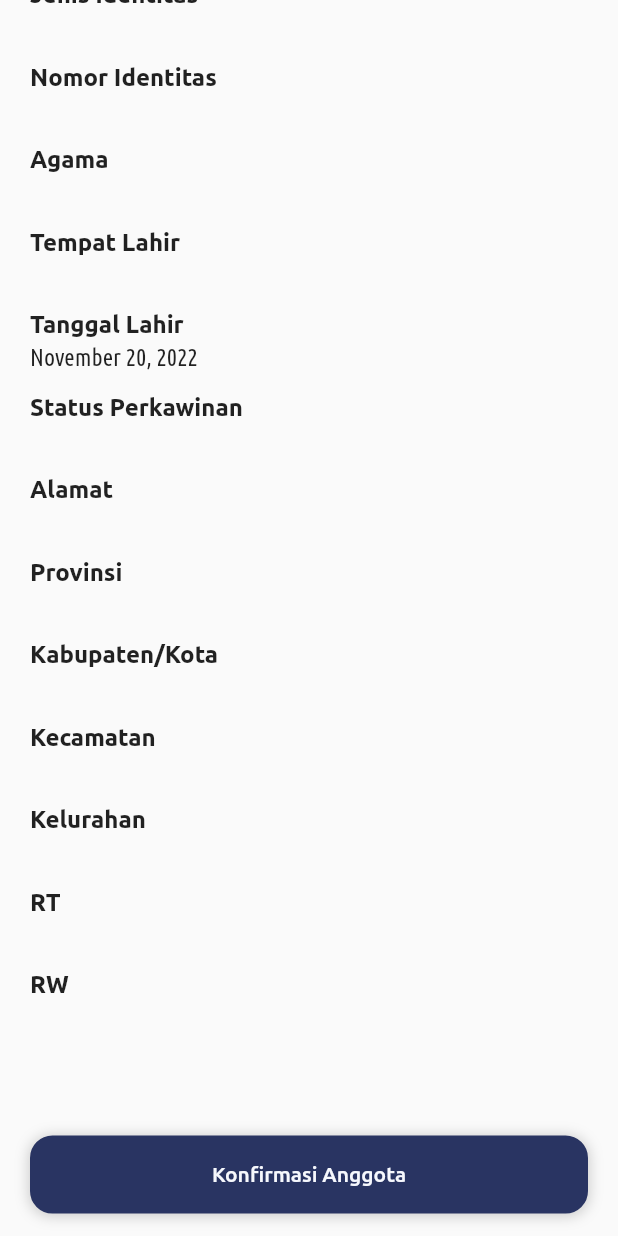
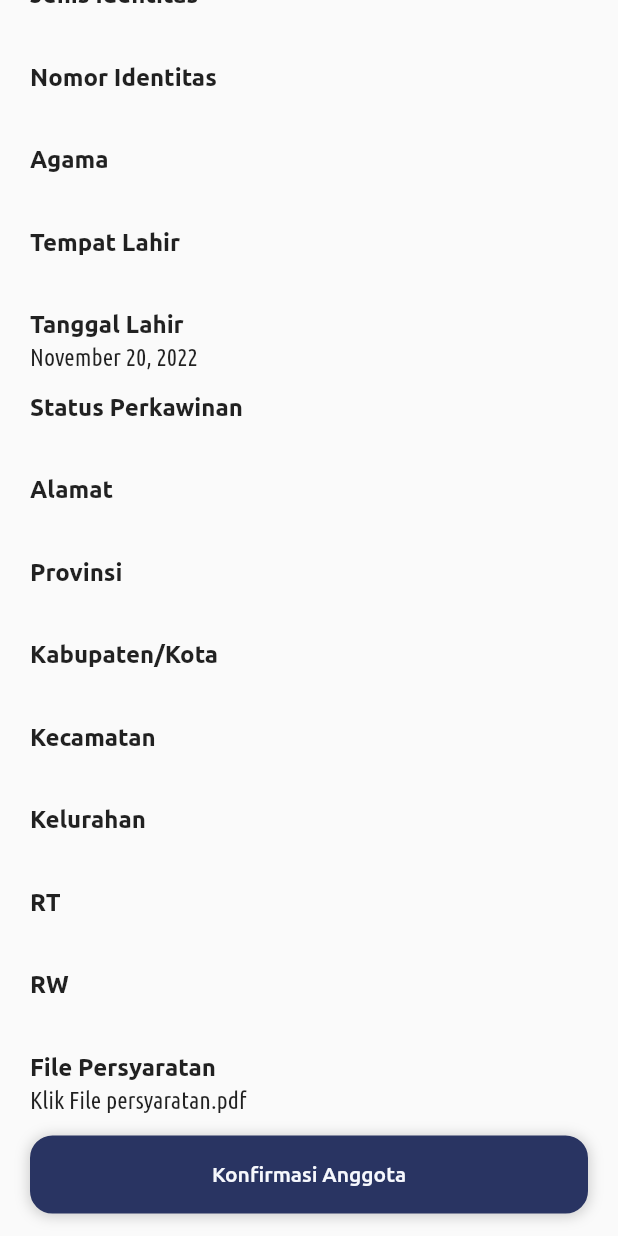
Before and after one commit to Arybobyku/MyPerpus---Flutter, a Flutter app: the AdminUserDetailPage screen opened by its route, scrolled down 262 dp, on a phone screen of 412 x 824 dp. Run offline on Flutter 3.47's test engine with Material 2 defaults, Android fonts, the phone set to English and light mode, and no system bars; our stand-ins replace cached_network_image, cloud_firestore, file_picker, firebase_auth, firebase_core, firebase_storage and 15 more; missing offline and left inert: country_state_city_picker, dart:ffi, download_assets; accounts and stored records are empty; network calls fail; project files that could hold a hidden picture were left out.

Commit message:
add some change

```diff
--- a/lib/provider/buku.dart
+++ b/lib/provider/buku.dart
@@ -22,6 +22,8 @@ class BukuProvider extends ChangeNotifier {
         hasil.gambar = "https://firebasestorage.googleapis.com/v0/b/myperpus-a5b72.appspot.com/o/no-cover.png?alt=media&token=0095d2e4-8490-4c48-bb79-66fd72ea226c";
       }
 
+      listBuku.add(hasil);
+      notifyListeners();
       await _bukuService.setBuku(hasil);
       return right(true);
     } catch (e) {
--- a/lib/ui/admin/detail/admin_detail_page.dart
+++ b/lib/ui/admin/detail/admin_detail_page.dart
@@ -95,6 +95,8 @@ class _AdminDetailPageState extends State<AdminDetailPage> {
                             value: parseDate(valueAdmin
                                 .detailPeminjaman.tanggalPengembalian
                                 .toString())),
+
+                        SizedBox(height: 15),
                       ],
                     ),
                   ),
--- a/lib/ui/admin/userDetail/admin_user_detial.dart
+++ b/lib/ui/admin/userDetail/admin_user_detial.dart
@@ -6,6 +6,7 @@ import 'package:my_perpus/helper/color_palette.dart';
 import 'package:my_perpus/helper/constants.dart';
 import 'package:my_perpus/model/user_model.dart';
 import 'package:my_perpus/provider/admin.dart';
+import 'package:my_perpus/routes.dart';
 import 'package:my_perpus/ui/widget/button_rounded.dart';
 import 'package:my_perpus/ui/widget/vertical_title_value.dart';
 import 'package:provider/provider.dart';
@@ -23,6 +24,13 @@ class _AdminUserDetailState extends State<AdminUserDetailPage> {
   Widget build(BuildContext context) {
     return SafeArea(
       child: Consumer<AdminProvider>(builder: (context, value, _) {
+        bool canCancelUser = true;
+        for(int i = 0;i<value.listPeminjaman.length;i++){
+          if(value.listPeminjaman[i].idUser==value.selectedAnggota.id && value.listPeminjaman[i].status==2){
+            canCancelUser = false;
+            break;
+          }
+        }
         return Scaffold(
           body: Column(
             children: [
@@ -164,7 +172,15 @@ class _AdminUserDetailState extends State<AdminUserDetailPage> {
                             VerticalTitleValue(
                                 title: 'RW',
                                 value: value.selectedAnggota.rw ?? "-"),
-                            SizedBox(height: 100),
+                            SizedBox(height: 15),
+                            GestureDetector(
+                              onTap:(){
+                                Get.toNamed(Routes.webView,arguments: "https://drive.google.com/file/d/17HaPadWd6FOqZ5nUGiN8vx41eGnbFr_-/view?usp=sharing");
+                              },child: VerticalTitleValue(
+                                title: 'File Persyaratan',
+                                value: "Klik File persyaratan.pdf"),
+                            ),
+
                           ],
                         ),
                       ),
@@ -180,7 +196,7 @@ class _AdminUserDetailState extends State<AdminUserDetailPage> {
                     onPressed: ()=>doKonfirmasiAnggota(value.selectedAnggota),
                   ),
                 ),
-              if (value.selectedAnggota.isValid)
+              if (value.selectedAnggota.isValid && canCancelUser)
                 Padding(
                   padding: const EdgeInsets.symmetric(horizontal: 20),
                   child: ButtonRounded(
--- a/lib/ui/auth/register_page.dart
+++ b/lib/ui/auth/register_page.dart
@@ -28,6 +28,7 @@ class RegisterPage extends StatefulWidget {
 
 class _RegisterPageState extends State<RegisterPage> {
   File? photoProfile = null;
+  File? pdfPicker = null;
   File? filePicker = null;
   bool secureText = true;
   String? jenisIdentitas = "KTP";
@@ -335,7 +336,7 @@ class _RegisterPageState extends State<RegisterPage> {
 
     if (result != null) {
       setState(() {
-        photoProfile = File(result.files.single.path!);
+        pdfPicker = File(result.files.single.path!);
       });
     } else {
       // User canceled the picker
```
Also changed, not shown: lib/ui/admin/listBuku/admin_list_buku.dart (+29 -6 lines).
